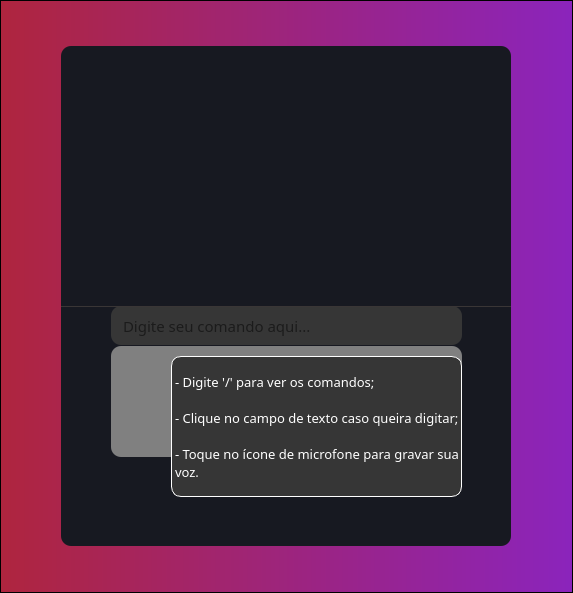
Above: testes/_TESTE/untitled.ui from FariasMarina/Minerva before the change. Below: the same form after it.
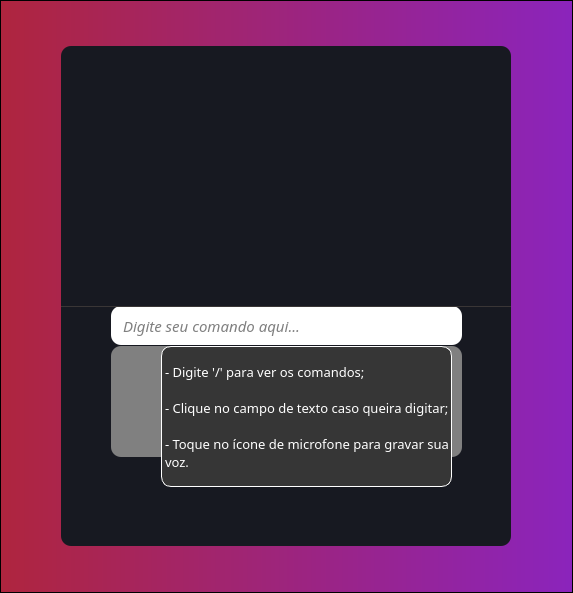
That is the form after the change. Icons and pictures are not drawn.

The edit to the form file:
```diff
--- a/testes/_TESTE/untitled.ui
+++ b/testes/_TESTE/untitled.ui
@@ -130,10 +130,11 @@
            <font>
             <family>Century Gothic</family>
             <pointsize>11</pointsize>
+            <italic>true</italic>
            </font>
           </property>
           <property name="styleSheet">
-           <string notr="true">background-color: rgb(54, 54, 54);
+           <string notr="true">background-color: rgb(54, 54, );
 border-radius:10px;
 padding-left: 10px;
 </string>
@@ -295,8 +296,8 @@
          <widget class="QLabel" name="label">
           <property name="geometry">
            <rect>
-            <x>110</x>
-            <y>310</y>
+            <x>100</x>
+            <y>300</y>
             <width>291</width>
             <height>141</height>
            </rect>
```
